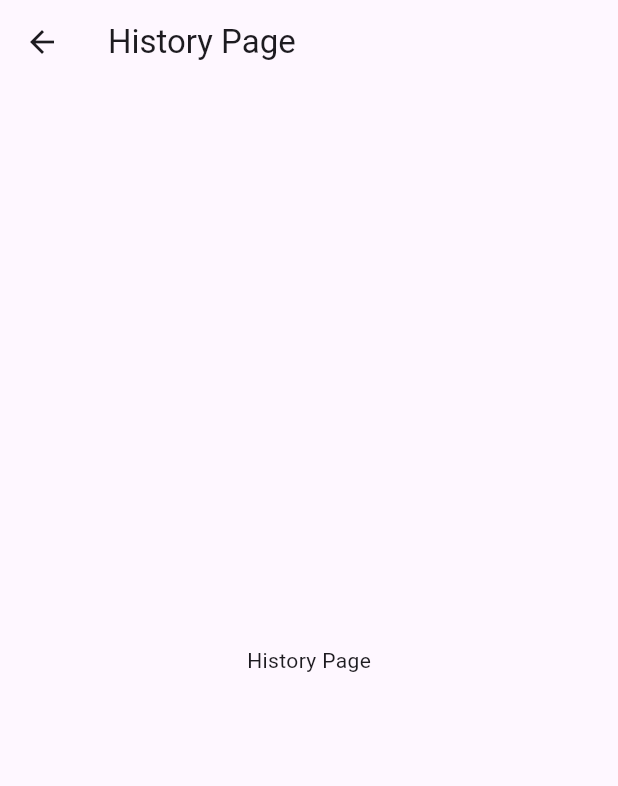
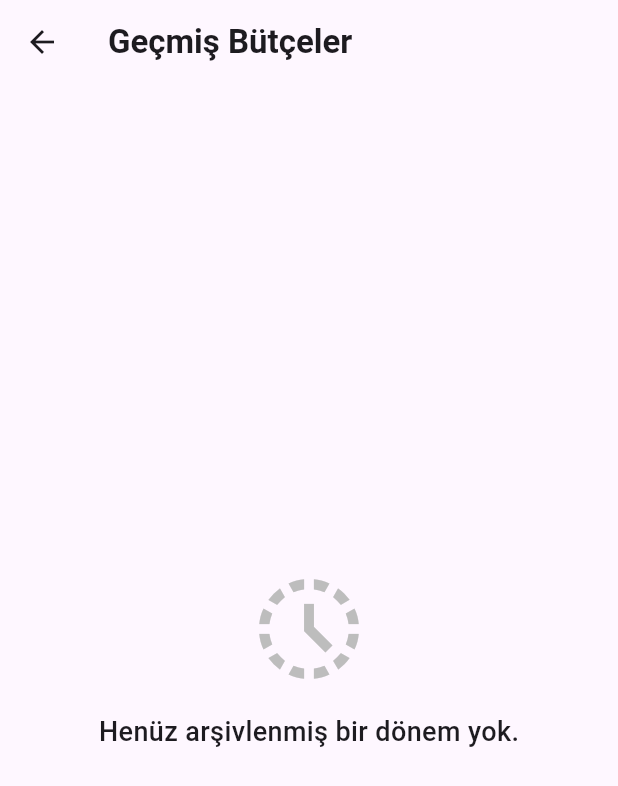
Before and after one commit to ekrem-bas/Limitim-Mobile-App, a Flutter app: the HistoryPage screen opened directly, on a phone screen of 412 x 824 dp. Shown: the top 786 px of the screen. Run offline on Flutter 3.47's test engine with Material 3 defaults, Android fonts, the phone set to English and light mode, and no system bars; our stand-ins replace bloc, equatable, flutter_bloc, hive, hive_flutter; accounts and stored records are empty.

Commit message:
add: history page and history detail view
users now can see their archived months and the detail of expenses for these months. also they can delete the archived months one by one.

```diff
--- a/lib/bloc/history_bloc/history_bloc.dart
+++ b/lib/bloc/history_bloc/history_bloc.dart
@@ -11,7 +11,7 @@ part 'history_state.dart';
 class HistoryBloc extends Bloc<HistoryEvent, HistoryState> {
   final ExpenseRepository repository;
 
-  HistoryBloc({required this.repository}) : super(HistoryInitial()) {
+  HistoryBloc({required this.repository}) : super(HistoryLoading()) {
     on<LoadHistoryEvent>(_onLoadHistory);
     on<DeleteHistoryMonthEvent>(_onDeleteHistoryMonth);
   }
@@ -20,7 +20,7 @@ class HistoryBloc extends Bloc<HistoryEvent, HistoryState> {
     LoadHistoryEvent event,
     Emitter<HistoryState> emit,
   ) async {
-    emit(HistoryInitial());
+    emit(HistoryLoading());
 
     try {
       // get archived months from repository
--- a/lib/bloc/history_bloc/history_state.dart
+++ b/lib/bloc/history_bloc/history_state.dart
@@ -7,7 +7,7 @@ abstract class HistoryState extends Equatable {
   List<Object> get props => [];
 }
 
-final class HistoryInitial extends HistoryState {}
+final class HistoryLoading extends HistoryState {}
 
 final class HistoryEmpty extends HistoryState {}
 
--- a/lib/main.dart
+++ b/lib/main.dart
@@ -7,7 +7,6 @@ import 'package:limitim/models/expense.dart';
 import 'package:limitim/models/month.dart';
 import 'package:limitim/repository/expense_repository.dart';
 import 'package:limitim/screens/root_page.dart';
-import 'package:limitim/widgets/limit_view.dart';
 
 Future<void> main() async {
   WidgetsFlutterBinding.ensureInitialized();
--- a/lib/screens/expense_page.dart
+++ b/lib/screens/expense_page.dart
@@ -13,7 +13,11 @@ class ExpensePage extends StatelessWidget {
   Widget build(BuildContext context) {
     return Scaffold(
       appBar: AppBar(
-        title: const Text('Harcamalarım'),
+        title: const Text(
+          'Harcamalarım',
+          style: TextStyle(fontWeight: FontWeight.bold),
+        ),
+        centerTitle: false,
         actions: [
           BlocBuilder<ActiveSessionBloc, ActiveSessionState>(
             builder: (context, state) {
--- a/lib/screens/history_page.dart
+++ b/lib/screens/history_page.dart
@@ -1,4 +1,7 @@
 import 'package:flutter/material.dart';
+import 'package:flutter_bloc/flutter_bloc.dart';
+import 'package:limitim/bloc/history_bloc/history_bloc.dart';
+import 'package:limitim/widgets/history/history_list_view.dart';
 
 class HistoryPage extends StatelessWidget {
   const HistoryPage({super.key});
@@ -6,8 +9,52 @@ class HistoryPage extends StatelessWidget {
   @override
   Widget build(BuildContext context) {
     return Scaffold(
-      appBar: AppBar(title: const Text('History Page')),
-      body: const Center(child: Text('History Page')),
+      appBar: AppBar(
+        title: const Text(
+          'Geçmiş Bütçeler',
+          style: TextStyle(fontWeight: FontWeight.bold),
+        ),
+        centerTitle: false,
+      ),
+      body: BlocBuilder<HistoryBloc, HistoryState>(
+        builder: (context, state) {
+          if (state is HistoryLoading) {
+            return const Center(
+              child: CircularProgressIndicator(color: Colors.black),
+            );
+          }
+          if (state is HistoryLoaded) {
+            if (state.archivedMonths.isEmpty) {
+              return _buildEmptyHistoryState();
+            }
+            return HistoryListView(archivedMonths: state.archivedMonths);
+          }
+          if (state is HistoryError) {
+            return Center(child: Text("Bir hata oluştu: ${state.message}"));
+          }
+          if (state is HistoryEmpty) {
+            return _buildEmptyHistoryState();
+          }
+          return const SizedBox();
+        },
+      ),
+    );
+  }
+
+  // Geçmiş boş olduğunda görünecek şık tasarım
+  Widget _buildEmptyHistoryState() {
+    return Center(
+      child: Column(
+        mainAxisAlignment: MainAxisAlignment.center,
+        children: [
+          Icon(Icons.history_toggle_off, size: 80, color: Colors.grey[400]),
+          const SizedBox(height: 16),
+          const Text(
+            "Henüz arşivlenmiş bir dönem yok.",
+            style: TextStyle(fontSize: 18, fontWeight: FontWeight.w500),
+          ),
+        ],
+      ),
     );
   }
 }
--- a/lib/screens/root_page.dart
+++ b/lib/screens/root_page.dart
@@ -26,7 +26,7 @@ class _RootPageState extends State<RootPage> {
     if (index == 1) {
       final historyState = context.read<HistoryBloc>().state;
       // Sadece başlangıç durumunda veya hata almışsa veriyi çek
-      if (historyState is HistoryInitial || historyState is HistoryError) {
+      if (historyState is HistoryLoading || historyState is HistoryError) {
         context.read<HistoryBloc>().add(LoadHistoryEvent());
       }
     }
```
Also changed, not shown: lib/widgets/history/history_detail_page.dart (added, +81 -0 lines), lib/widgets/history/history_list_item.dart (+7 -2 lines).
